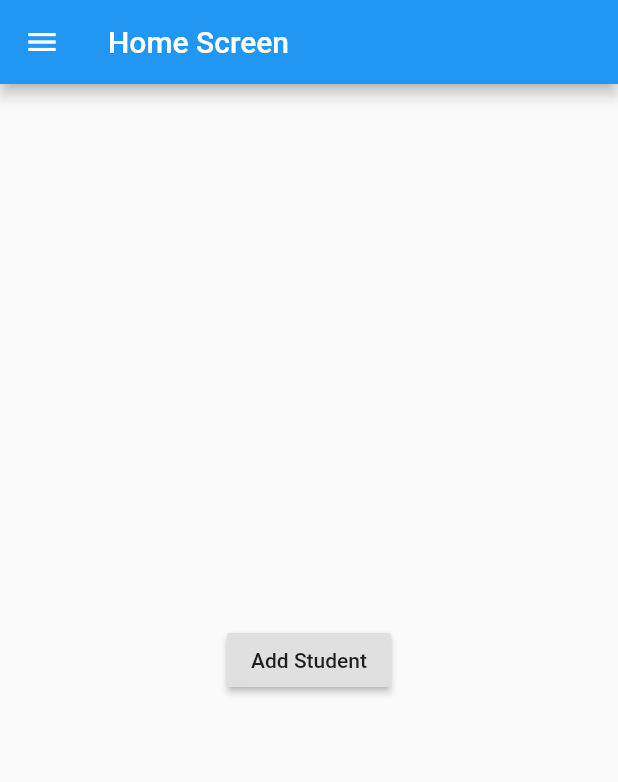
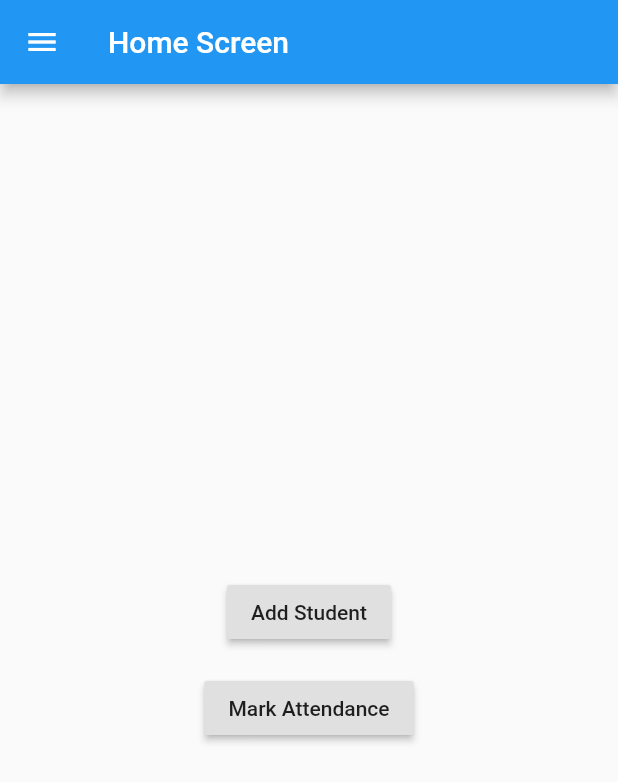
Before and after one commit to sbmkrgit/Attendance-App, a Flutter app: the HomePage screen opened directly, on a phone screen of 412 x 824 dp. Shown: the top 782 px of the screen. Run offline on Flutter 3.47's test engine with Material 2 defaults, Android fonts, the phone set to English and light mode, and no system bars; our stand-ins replace cloud_firestore, firebase_auth; accounts and stored records are empty.

Commit message:
Modified Home Page

```diff
--- a/lib/pages/home_page.dart
+++ b/lib/pages/home_page.dart
@@ -1,4 +1,5 @@
 import 'package:attendance_app/pages/AddStudent.dart';
+import 'package:attendance_app/pages/MarkAttendance.dart';
 import 'package:attendance_app/pages/attendance_record.dart';
 import 'package:attendance_app/pages/profile_page.dart';
 import 'package:attendance_app/services/authentication.dart';
@@ -71,6 +72,11 @@ class _HomePageState extends State<HomePage> {
           title: new Text('Home Screen'),
         ),
         body: Center(
+          child: Column(
+            mainAxisAlignment: MainAxisAlignment.center,
+            children: <Widget>[
+              Padding(
+                padding: const EdgeInsets.all(8.0),
                 child: RaisedButton(
                   child: Text('Add Student'),
                   onPressed: () {
@@ -79,7 +85,24 @@ class _HomePageState extends State<HomePage> {
                       MaterialPageRoute(builder: (context) => AddStudent()),
                     );
                   },
-        )),
+                ),
+              ),
+
+              Padding(
+                padding: const EdgeInsets.all(8.0),
+                child: RaisedButton(
+                  child: Text('Mark Attendance'),
+                  onPressed: () {
+                    Navigator.push(
+                      context,
+                      MaterialPageRoute(builder: (context) => MarkAttendance()),
+                    );
+                  },
+                ),
+              ),
+            ],
+          ),
+        ),
         drawer: Drawer(
           child: ListView(
             padding: EdgeInsets.zero,
```
Lines whose indentation alone changed are shown as unchanged.
